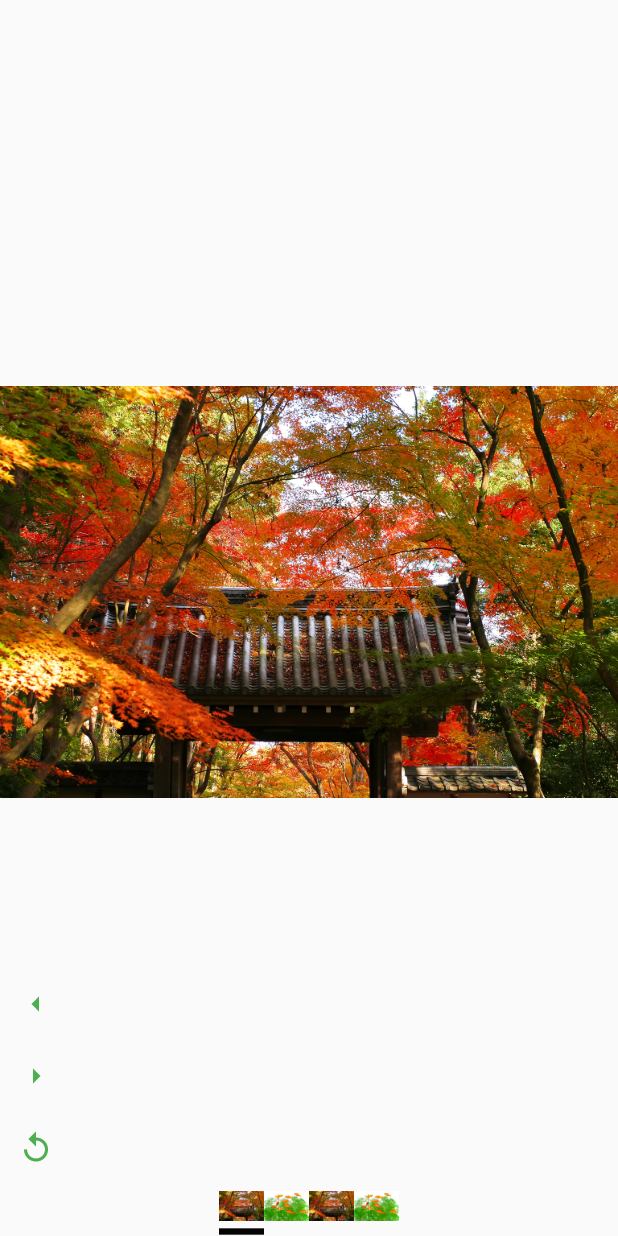
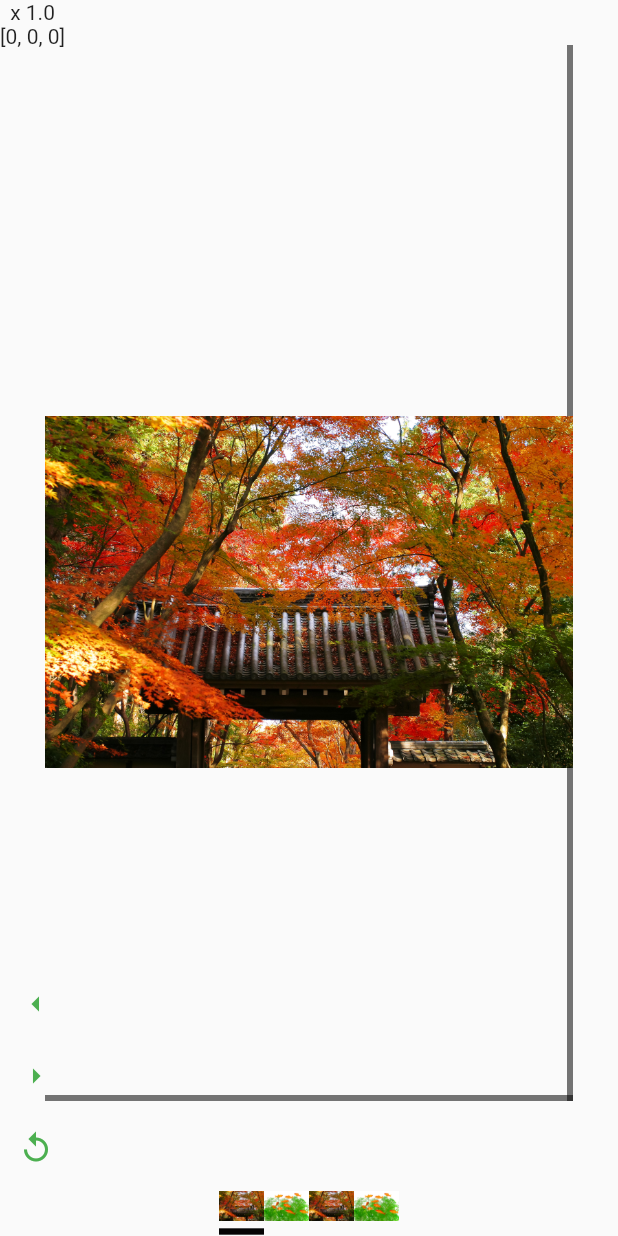
Before and after one commit to syuh31/flutter_image_viewer, a Flutter app: the screen it shows after launch, on a phone screen of 412 x 824 dp. Run offline on Flutter 3.47's test engine with Material 2 defaults, Android fonts, the phone set to English and light mode, and no system bars.

Commit message:
show axis positon

```diff
--- a/lib/main.dart
+++ b/lib/main.dart
@@ -1,4 +1,5 @@
 import 'package:flutter/material.dart';
+import 'dart:math';
 
 void main() {
   runApp(MainApp());
@@ -87,6 +88,15 @@ class _ImageViewerState extends State<ImageViewer>
 
   @override
   Widget build(BuildContext context) {
+    double page = _pageController.hasClients ? _pageController.page ?? 0 : 0;
+    final transformationController =
+        _transformationControllers[(page.toInt() + 1) % 2];
+    final translation = transformationController.value.getTranslation();
+    final normalMatrix = transformationController.value.getNormalMatrix();
+    final scale = normalMatrix.getRow(0)[0];
+    final viewerHeight = (MediaQuery.of(context).size.height - 60 - 30 - 30);
+    final viewerWeight = (MediaQuery.of(context).size.width - 60);
+
     return Column(
       children: [
         Expanded(
@@ -97,12 +107,56 @@ class _ImageViewerState extends State<ImageViewer>
               children: [
                 for (int i = 0; i < widget.images.length; i++)
                   ClipRect(
-                    child: InteractiveViewer(
-                      transformationController:
-                          _transformationControllers[(i + 1) % 2],
-                      onInteractionStart: _onInteractionStart,
-                      maxScale: 20,
-                      child: Center(child: widget.images[i]),
+                    child: Stack(
+                      children: [
+                        Column(
+                          children: [
+                            Text('x ${1.0 / scale}'),
+                            Text(
+                                '[${translation[0].toInt().abs()}, ${translation[1].toInt().abs()}, ${translation[2].toInt()}]'),
+                          ],
+                        ),
+                        Positioned(
+                          top: 30.0 + viewerHeight - 4,
+                          left: 30.0 + (translation[0] * scale).abs(),
+                          child: Container(
+                            width: viewerWeight * scale,
+                            height: viewerHeight * scale,
+                            decoration: BoxDecoration(
+                                border: Border(
+                              top: BorderSide(color: Colors.black54, width: 4),
+                            )),
+                          ),
+                        ),
+                        Positioned(
+                          top: 30.0 + (translation[1] * scale).abs(),
+                          left: 30.0 + viewerWeight - 4,
+                          child: Container(
+                            width: viewerWeight * scale,
+                            height: viewerHeight * scale,
+                            decoration: BoxDecoration(
+                                border: Border(
+                              left: BorderSide(color: Colors.black54, width: 4),
+                            )),
+                          ),
+                        ),
+                        Padding(
+                          padding: const EdgeInsets.all(30.0),
+                          child: ClipRect(
+                            child: InteractiveViewer(
+                              transformationController:
+                                  _transformationControllers[(i + 1) % 2],
+                              onInteractionStart: _onInteractionStart,
+                              onInteractionEnd: (_) {
+                                setState(() {
+                                });
+                              },
+                              maxScale: 2,
+                              child: Center(child: widget.images[i]),
+                            ),
+                          ),
+                        ),
+                      ],
                     ),
                   )
               ],
```
